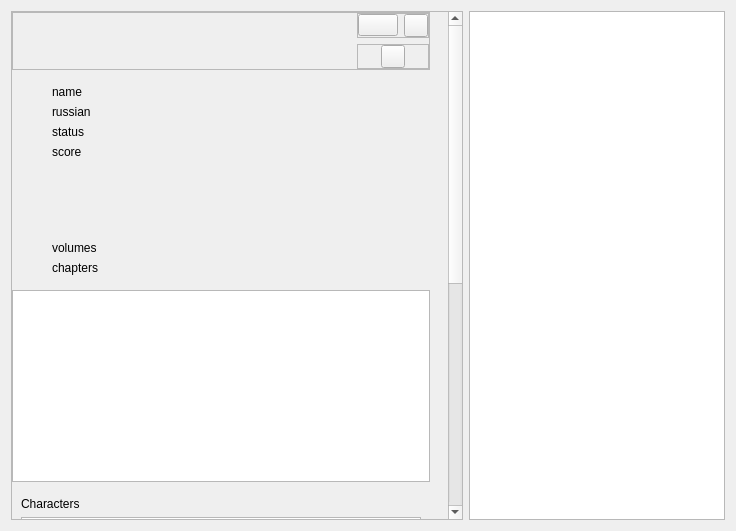
This is data/ui/widgets/info.ui in brandonzorn/Nlight as Qt 5 draws it before an edit. The edited form follows.
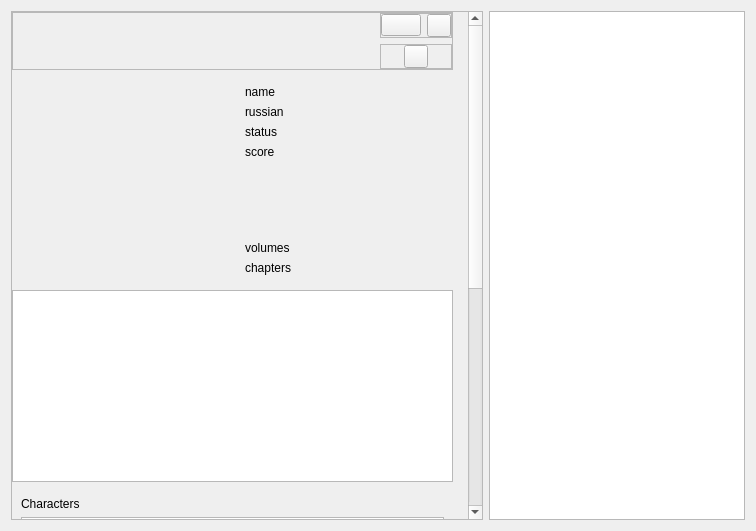
This is the edited form. Custom widgets are drawn as their Qt base class.

Commit message: feat: update info and reader pages

```diff
--- a/data/ui/widgets/info.ui
+++ b/data/ui/widgets/info.ui
@@ -6,14 +6,14 @@
    <rect>
     <x>0</x>
     <y>0</y>
-    <width>736</width>
+    <width>756</width>
     <height>531</height>
    </rect>
   </property>
   <property name="locale">
    <locale language="English" country="UnitedStates"/>
   </property>
-  <layout class="QHBoxLayout" name="horizontalLayout_4">
+  <layout class="QHBoxLayout" name="pageLayout">
    <item>
     <widget class="ScrollArea" name="scrollArea">
      <property name="horizontalScrollBarPolicy">
@@ -26,12 +26,12 @@
       <property name="geometry">
        <rect>
         <x>0</x>
-        <y>0</y>
-        <width>440</width>
-        <height>982</height>
+        <y>-123</y>
+        <width>460</width>
+        <height>960</height>
        </rect>
       </property>
-      <layout class="QVBoxLayout" name="verticalLayout">
+      <layout class="QVBoxLayout" name="scrollAreaVLayout">
        <property name="leftMargin">
         <number>0</number>
        </property>
@@ -39,7 +39,7 @@
         <number>0</number>
        </property>
        <property name="rightMargin">
-        <number>18</number>
+        <number>15</number>
        </property>
        <property name="bottomMargin">
         <number>0</number>
@@ -147,25 +147,51 @@
         </widget>
        </item>
        <item>
-        <layout class="QVBoxLayout" name="mangaVLayout">
-         <item>
+        <widget class="QWidget" name="infoWidget" native="true">
           <layout class="QHBoxLayout" name="infoHLayout">
+          <property name="leftMargin">
+           <number>0</number>
+          </property>
+          <property name="topMargin">
+           <number>0</number>
+          </property>
+          <property name="rightMargin">
+           <number>0</number>
+          </property>
+          <property name="bottomMargin">
+           <number>0</number>
+          </property>
            <item>
             <widget class="SimpleCardWidget" name="previewWidget">
              <property name="sizePolicy">
-              <sizepolicy hsizetype="Preferred" vsizetype="Expanding">
+             <sizepolicy hsizetype="Preferred" vsizetype="Preferred">
                <horstretch>0</horstretch>
                <verstretch>0</verstretch>
               </sizepolicy>
              </property>
              <layout class="QVBoxLayout" name="previewLayout">
+             <property name="spacing">
+              <number>0</number>
+             </property>
+             <property name="leftMargin">
+              <number>3</number>
+             </property>
+             <property name="topMargin">
+              <number>3</number>
+             </property>
+             <property name="rightMargin">
+              <number>3</number>
+             </property>
+             <property name="bottomMargin">
+              <number>3</number>
+             </property>
               <item>
                <widget class="ImageLabel" name="imageLabel">
-                <property name="scaledContents">
-                 <bool>true</bool>
-                </property>
-                <property name="textInteractionFlags">
-                 <set>Qt::TextInteractionFlag::NoTextInteraction</set>
+               <property name="sizePolicy">
+                <sizepolicy hsizetype="Expanding" vsizetype="Expanding">
+                 <horstretch>0</horstretch>
+                 <verstretch>0</verstretch>
+                </sizepolicy>
                 </property>
                </widget>
               </item>
@@ -173,7 +199,7 @@
             </widget>
            </item>
            <item>
-            <widget class="SimpleCardWidget" name="title_frame">
+           <widget class="SimpleCardWidget" name="titleWidget">
              <property name="sizePolicy">
               <sizepolicy hsizetype="Expanding" vsizetype="Preferred">
                <horstretch>0</horstretch>
@@ -243,14 +269,27 @@
             </widget>
            </item>
           </layout>
+        </widget>
          </item>
          <item>
           <layout class="QVBoxLayout" name="verticalLayout_9">
            <item>
+          <widget class="QWidget" name="descriptionWidget" native="true">
+           <layout class="QVBoxLayout" name="descriptionVLayout">
+            <property name="leftMargin">
+             <number>0</number>
+            </property>
+            <property name="topMargin">
+             <number>0</number>
+            </property>
+            <property name="rightMargin">
+             <number>0</number>
+            </property>
+            <property name="bottomMargin">
+             <number>0</number>
+            </property>
+            <item>
             <widget class="TextEdit" name="descriptionTextEdit">
-             <property name="focusPolicy">
-              <enum>Qt::FocusPolicy::NoFocus</enum>
-             </property>
              <property name="horizontalScrollBarPolicy">
               <enum>Qt::ScrollBarPolicy::ScrollBarAlwaysOff</enum>
              </property>
@@ -258,16 +297,22 @@
               <bool>false</bool>
              </property>
              <property name="readOnly">
-              <bool>true</bool>
-             </property>
-             <property name="textInteractionFlags">
-              <set>Qt::TextInteractionFlag::TextSelectableByMouse</set>
-             </property>
+               <bool>false</bool>
+              </property>
+             </widget>
+            </item>
+           </layout>
             </widget>
            </item>
            <item>
             <widget class="CardWidget" name="charactersWidget">
-             <layout class="QVBoxLayout" name="verticalLayout_2">
+           <layout class="QVBoxLayout" name="charactersVLayout">
+            <property name="topMargin">
+             <number>9</number>
+            </property>
+            <property name="bottomMargin">
+             <number>0</number>
+            </property>
               <item>
                <widget class="BodyLabel" name="charactersLabel">
                 <property name="text">
@@ -290,7 +335,13 @@
            </item>
            <item>
             <widget class="CardWidget" name="relatedWidget">
-             <layout class="QVBoxLayout" name="verticalLayout_4">
+           <layout class="QVBoxLayout" name="relatedVLayout">
+            <property name="topMargin">
+             <number>9</number>
+            </property>
+            <property name="bottomMargin">
+             <number>0</number>
+            </property>
               <item>
                <widget class="BodyLabel" name="relatedLabel">
                 <property name="text">
@@ -310,8 +361,6 @@
               </item>
              </layout>
             </widget>
-           </item>
-          </layout>
          </item>
         </layout>
        </item>
```
Lines whose indentation alone changed are shown as unchanged. The commit also changes 7 other files.
